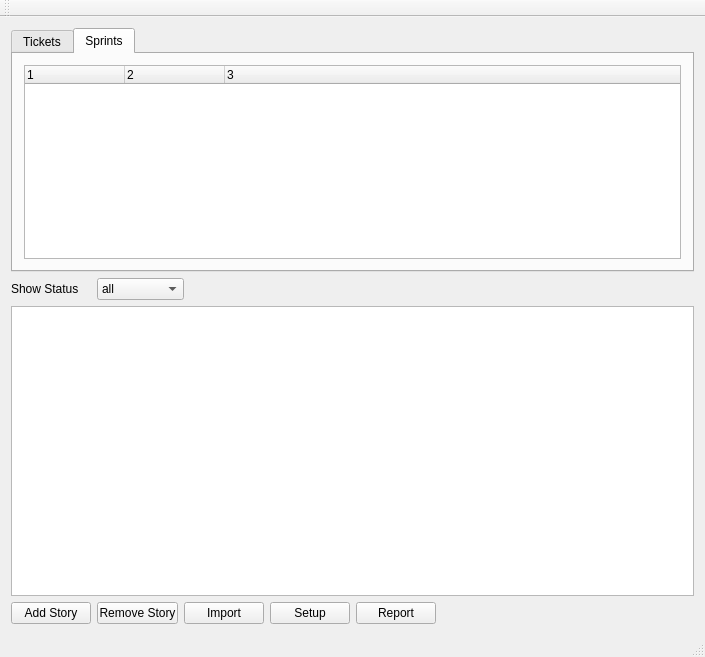
Qt form mainwindow.ui (jmreyen/starfish) before a commit.
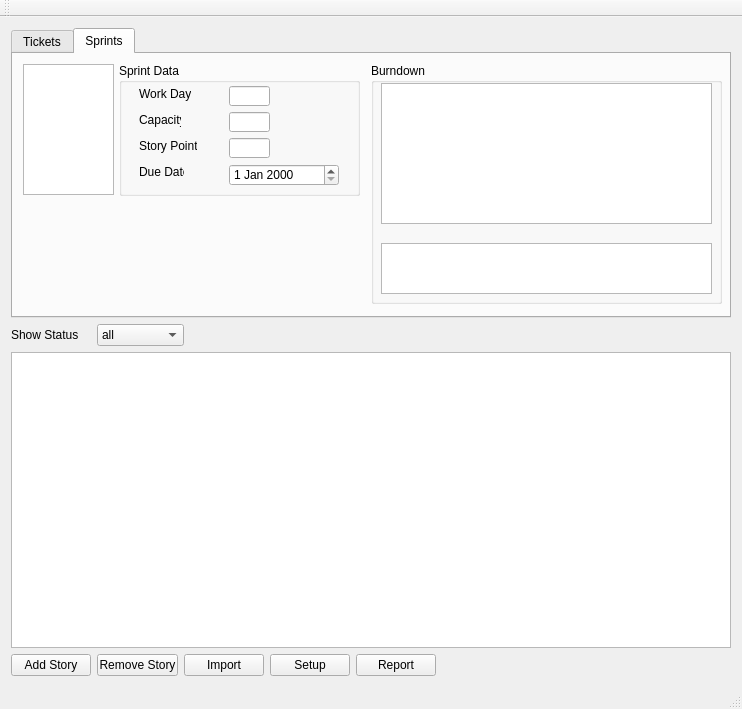
The same form after that commit. The open tabs and pages were chosen to show the change. Icons and pictures are not drawn.

```diff
--- a/mainwindow.ui
+++ b/mainwindow.ui
@@ -6,8 +6,8 @@
    <rect>
     <x>0</x>
     <y>0</y>
-    <width>705</width>
-    <height>657</height>
+    <width>742</width>
+    <height>709</height>
    </rect>
   </property>
   <property name="sizePolicy">
@@ -25,170 +25,6 @@
   </property>
   <widget class="QWidget" name="centralWidget">
    <layout class="QGridLayout" name="gridLayout_2">
-    <item row="0" column="0" colspan="10">
-     <widget class="QTabWidget" name="tabWidget">
-      <property name="currentIndex">
-       <number>0</number>
-      </property>
-      <widget class="QWidget" name="tab">
-       <attribute name="title">
-        <string>Tickets</string>
-       </attribute>
-       <widget class="QGraphicsView" name="cardView">
-        <property name="enabled">
-         <bool>true</bool>
-        </property>
-        <property name="geometry">
-         <rect>
-          <x>9</x>
-          <y>9</y>
-          <width>298</width>
-          <height>210</height>
-         </rect>
-        </property>
-        <property name="sizePolicy">
-         <sizepolicy hsizetype="Fixed" vsizetype="Fixed">
-          <horstretch>0</horstretch>
-          <verstretch>0</verstretch>
-         </sizepolicy>
-        </property>
-        <property name="minimumSize">
-         <size>
-          <width>298</width>
-          <height>210</height>
-         </size>
-        </property>
-        <property name="maximumSize">
-         <size>
-          <width>298</width>
-          <height>210</height>
-         </size>
-        </property>
-        <property name="styleSheet">
-         <string notr="true"/>
-        </property>
-        <property name="frameShape">
-         <enum>QFrame::StyledPanel</enum>
-        </property>
-        <property name="verticalScrollBarPolicy">
-         <enum>Qt::ScrollBarAlwaysOff</enum>
-        </property>
-        <property name="horizontalScrollBarPolicy">
-         <enum>Qt::ScrollBarAlwaysOff</enum>
-        </property>
-       </widget>
-       <widget class="QPushButton" name="printButton">
-        <property name="geometry">
-         <rect>
-          <x>9</x>
-          <y>226</y>
-          <width>75</width>
-          <height>23</height>
-         </rect>
-        </property>
-        <property name="maximumSize">
-         <size>
-          <width>81</width>
-          <height>23</height>
-         </size>
-        </property>
-        <property name="text">
-         <string>Print</string>
-        </property>
-       </widget>
-       <widget class="QTableWidget" name="sprintTable">
-        <property name="geometry">
-         <rect>
-          <x>313</x>
-          <y>9</y>
-          <width>138</width>
-          <height>211</height>
-         </rect>
-        </property>
-        <property name="verticalScrollBarPolicy">
-         <enum>Qt::ScrollBarAsNeeded</enum>
-        </property>
-        <property name="horizontalScrollBarPolicy">
-         <enum>Qt::ScrollBarAlwaysOff</enum>
-        </property>
-        <property name="autoScroll">
-         <bool>false</bool>
-        </property>
-        <property name="verticalScrollMode">
-         <enum>QAbstractItemView::ScrollPerPixel</enum>
-        </property>
-        <property name="showGrid">
-         <bool>false</bool>
-        </property>
-        <property name="gridStyle">
-         <enum>Qt::NoPen</enum>
-        </property>
-        <property name="sortingEnabled">
-         <bool>true</bool>
-        </property>
-        <property name="columnCount">
-         <number>3</number>
-        </property>
-        <attribute name="horizontalHeaderVisible">
-         <bool>false</bool>
-        </attribute>
-        <attribute name="horizontalHeaderHighlightSections">
-         <bool>false</bool>
-        </attribute>
-        <attribute name="horizontalHeaderShowSortIndicator" stdset="0">
-         <bool>false</bool>
-        </attribute>
-        <attribute name="verticalHeaderVisible">
-         <bool>false</bool>
-        </attribute>
-        <attribute name="verticalHeaderHighlightSections">
-         <bool>false</bool>
-        </attribute>
-        <column>
-         <property name="text">
-          <string>Sprint</string>
-         </property>
-        </column>
-        <column>
-         <property name="text">
-          <string>Due</string>
-         </property>
-        </column>
-        <column>
-         <property name="text">
-          <string>Completed</string>
-         </property>
-        </column>
-       </widget>
-      </widget>
-      <widget class="QWidget" name="tab_2">
-       <attribute name="title">
-        <string>Sprints</string>
-       </attribute>
-       <layout class="QGridLayout" name="gridLayout_3">
-        <item row="0" column="0">
-         <widget class="QTreeWidget" name="treeWidget">
-          <column>
-           <property name="text">
-            <string>1</string>
-           </property>
-          </column>
-          <column>
-           <property name="text">
-            <string>2</string>
-           </property>
-          </column>
-          <column>
-           <property name="text">
-            <string>3</string>
-           </property>
-          </column>
-         </widget>
-        </item>
-       </layout>
-      </widget>
-     </widget>
-    </item>
     <item row="1" column="0">
      <widget class="QLabel" name="label">
       <property name="maximumSize">
@@ -384,6 +220,368 @@
       </attribute>
      </widget>
     </item>
+    <item row="0" column="0" colspan="10">
+     <widget class="QTabWidget" name="tabWidget">
+      <property name="currentIndex">
+       <number>1</number>
+      </property>
+      <widget class="QWidget" name="tab">
+       <attribute name="title">
+        <string>Tickets</string>
+       </attribute>
+       <layout class="QGridLayout" name="gridLayout">
+        <item row="0" column="0">
+         <widget class="QGraphicsView" name="cardView">
+          <property name="enabled">
+           <bool>true</bool>
+          </property>
+          <property name="sizePolicy">
+           <sizepolicy hsizetype="Fixed" vsizetype="Fixed">
+            <horstretch>0</horstretch>
+            <verstretch>0</verstretch>
+           </sizepolicy>
+          </property>
+          <property name="minimumSize">
+           <size>
+            <width>298</width>
+            <height>210</height>
+           </size>
+          </property>
+          <property name="maximumSize">
+           <size>
+            <width>298</width>
+            <height>210</height>
+           </size>
+          </property>
+          <property name="styleSheet">
+           <string notr="true"/>
+          </property>
+          <property name="frameShape">
+           <enum>QFrame::StyledPanel</enum>
+          </property>
+          <property name="verticalScrollBarPolicy">
+           <enum>Qt::ScrollBarAlwaysOff</enum>
+          </property>
+          <property name="horizontalScrollBarPolicy">
+           <enum>Qt::ScrollBarAlwaysOff</enum>
+          </property>
+         </widget>
+        </item>
+        <item row="1" column="0">
+         <widget class="QPushButton" name="printButton">
+          <property name="maximumSize">
+           <size>
+            <width>81</width>
+            <height>23</height>
+           </size>
+          </property>
+          <property name="text">
+           <string>Print</string>
+          </property>
+         </widget>
+        </item>
+        <item row="0" column="1">
+         <spacer name="horizontalSpacer">
+          <property name="orientation">
+           <enum>Qt::Horizontal</enum>
+          </property>
+          <property name="sizeHint" stdset="0">
+           <size>
+            <width>40</width>
+            <height>20</height>
+           </size>
+          </property>
+         </spacer>
+        </item>
+       </layout>
+      </widget>
+      <widget class="QWidget" name="tab_2">
+       <attribute name="title">
+        <string>Sprints</string>
+       </attribute>
+       <widget class="QGroupBox" name="groupBox">
+        <property name="geometry">
+         <rect>
+          <x>358</x>
+          <y>9</y>
+          <width>351</width>
+          <height>241</height>
+         </rect>
+        </property>
+        <property name="minimumSize">
+         <size>
+          <width>351</width>
+          <height>241</height>
+         </size>
+        </property>
+        <property name="maximumSize">
+         <size>
+          <width>351</width>
+          <height>241</height>
+         </size>
+        </property>
+        <property name="title">
+         <string>Burndown</string>
+        </property>
+        <widget class="QListView" name="listView">
+         <property name="geometry">
+          <rect>
+           <x>10</x>
+           <y>180</y>
+           <width>331</width>
+           <height>51</height>
+          </rect>
+         </property>
+         <property name="minimumSize">
+          <size>
+           <width>331</width>
+           <height>51</height>
+          </size>
+         </property>
+         <property name="maximumSize">
+          <size>
+           <width>331</width>
+           <height>51</height>
+          </size>
+         </property>
+         <property name="flow">
+          <enum>QListView::LeftToRight</enum>
+         </property>
+        </widget>
+        <widget class="QGraphicsView" name="burnDownView">
+         <property name="geometry">
+          <rect>
+           <x>10</x>
+           <y>20</y>
+           <width>331</width>
+           <height>141</height>
+          </rect>
+         </property>
+         <property name="minimumSize">
+          <size>
+           <width>331</width>
+           <height>141</height>
+          </size>
+         </property>
+         <property name="maximumSize">
+          <size>
+           <width>331</width>
+           <height>141</height>
+          </size>
+         </property>
+        </widget>
+       </widget>
+       <widget class="QGroupBox" name="groupBox_2">
+        <property name="geometry">
+         <rect>
+          <x>106</x>
+          <y>9</y>
+          <width>241</width>
+          <height>133</height>
+         </rect>
+        </property>
+        <property name="title">
+         <string>Sprint Data</string>
+        </property>
+        <widget class="QLineEdit" name="capacityEdit_3">
+         <property name="geometry">
+          <rect>
+           <x>110</x>
+           <y>23</y>
+           <width>41</width>
+           <height>20</height>
+          </rect>
+         </property>
+         <property name="minimumSize">
+          <size>
+           <width>41</width>
+           <height>20</height>
+          </size>
+         </property>
+         <property name="maximumSize">
+          <size>
+           <width>41</width>
+           <height>20</height>
+          </size>
+         </property>
+         <property name="echoMode">
+          <enum>QLineEdit::Normal</enum>
+         </property>
+        </widget>
+        <widget class="QLineEdit" name="capacityEdit">
+         <property name="geometry">
+          <rect>
+           <x>110</x>
+           <y>49</y>
+           <width>41</width>
+           <height>20</height>
+          </rect>
+         </property>
+         <property name="minimumSize">
+          <size>
+           <width>41</width>
+           <height>20</height>
+          </size>
+         </property>
+         <property name="maximumSize">
+          <size>
+           <width>41</width>
+           <height>20</height>
+          </size>
+         </property>
+         <property name="echoMode">
+          <enum>QLineEdit::Normal</enum>
+         </property>
+        </widget>
+        <widget class="QLineEdit" name="storyPointsEdit">
+         <property name="geometry">
+          <rect>
+           <x>110</x>
+           <y>75</y>
+           <width>41</width>
+           <height>20</height>
+          </rect>
+         </property>
+         <property name="minimumSize">
+          <size>
+           <width>41</width>
+           <height>20</height>
+          </size>
+         </property>
+         <property name="maximumSize">
+          <size>
+           <width>41</width>
+           <height>20</height>
+          </size>
+         </property>
+         <property name="readOnly">
+          <bool>true</bool>
+         </property>
+        </widget>
+        <widget class="QDateEdit" name="dueDateEdit">
+         <property name="geometry">
+          <rect>
+           <x>110</x>
+           <y>101</y>
+           <width>110</width>
+           <height>22</height>
+          </rect>
+         </property>
+         <property name="minimumSize">
+          <size>
+           <width>110</width>
+           <height>22</height>
+          </size>
+         </property>
+         <property name="maximumSize">
+          <size>
+           <width>110</width>
+           <height>22</height>
+          </size>
+         </property>
+        </widget>
+        <widget class="QLabel" name="label_3">
+         <property name="geometry">
+          <rect>
+           <x>20</x>
+           <y>101</y>
+           <width>45</width>
+           <height>16</height>
+          </rect>
+         </property>
+         <property name="text">
+          <string>Due Date</string>
+         </property>
+        </widget>
+        <widget class="QLabel" name="label_4">
+         <property name="geometry">
+          <rect>
+           <x>20</x>
+           <y>75</y>
+           <width>58</width>
+           <height>16</height>
+          </rect>
+         </property>
+         <property name="text">
+          <string>Story Points</string>
+         </property>
+        </widget>
+        <widget class="QLabel" name="label_2">
+         <property name="geometry">
+          <rect>
+           <x>20</x>
+           <y>49</y>
+           <width>42</width>
+           <height>16</height>
+          </rect>
+         </property>
+         <property name="text">
+          <string>Capacity</string>
+         </property>
+        </widget>
+        <widget class="QLabel" name="label_8">
+         <property name="geometry">
+          <rect>
+           <x>20</x>
+           <y>23</y>
+           <width>52</width>
+           <height>16</height>
+          </rect>
+         </property>
+         <property name="text">
+          <string>Work Days</string>
+         </property>
+        </widget>
+       </widget>
+       <widget class="QTableView" name="sprintTable">
+        <property name="geometry">
+         <rect>
+          <x>10</x>
+          <y>10</y>
+          <width>91</width>
+          <height>131</height>
+         </rect>
+        </property>
+        <property name="verticalScrollBarPolicy">
+         <enum>Qt::ScrollBarAsNeeded</enum>
+        </property>
+        <property name="horizontalScrollBarPolicy">
+         <enum>Qt::ScrollBarAlwaysOff</enum>
+        </property>
+        <property name="autoScroll">
+         <bool>false</bool>
+        </property>
+        <property name="verticalScrollMode">
+         <enum>QAbstractItemView::ScrollPerPixel</enum>
+        </property>
+        <property name="showGrid">
+         <bool>false</bool>
+        </property>
+        <property name="gridStyle">
+         <enum>Qt::NoPen</enum>
+        </property>
+        <property name="sortingEnabled">
+         <bool>true</bool>
+        </property>
+        <attribute name="horizontalHeaderVisible">
+         <bool>false</bool>
+        </attribute>
+        <attribute name="horizontalHeaderHighlightSections">
+         <bool>false</bool>
+        </attribute>
+        <attribute name="horizontalHeaderShowSortIndicator" stdset="0">
+         <bool>false</bool>
+        </attribute>
+        <attribute name="verticalHeaderVisible">
+         <bool>false</bool>
+        </attribute>
+        <attribute name="verticalHeaderHighlightSections">
+         <bool>false</bool>
+        </attribute>
+       </widget>
+      </widget>
+     </widget>
+    </item>
    </layout>
   </widget>
   <widget class="QMenuBar" name="menuBar">
```
Left out of the diff: 7 changed lines with no effect on the pictures.
